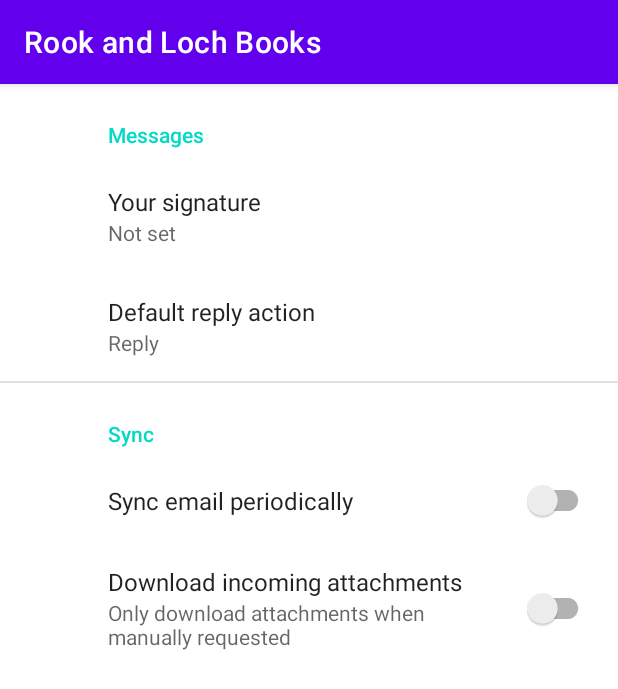
After one commit to BCDross/ISIT322-GroupProject, an Android app: the fragment SettingsFragment shown on its own in the app's theme, on a phone screen of 412 x 824 dp. The commit adds this screen. Shown: the top 689 px of the screen. Run offline under Robolectric (Android 15) with nearby library versions, the phone set to English and light mode, and no system bars; our stand-ins replace androidx.preference.

Commit message:
Added the remaining fragment templates. Will hook them up to other fragments soon.
Added remaining fragment templates. Added a setting fragment for a stretch goal, we can see about adding a dark mode toggle, or whatever else we can think of.

```diff
--- a/RookandLochBooks/app/build.gradle
+++ b/RookandLochBooks/app/build.gradle
@@ -42,6 +42,8 @@ dependencies {
     implementation 'androidx.navigation:navigation-fragment:2.3.5'
     implementation 'androidx.navigation:navigation-ui:2.3.5'
     implementation 'androidx.legacy:legacy-support-v4:1.0.0'
+    implementation 'androidx.recyclerview:recyclerview:1.2.0'
+    implementation 'androidx.preference:preference:1.1.1'
     testImplementation 'junit:junit:4.+'
     androidTestImplementation 'androidx.test.ext:junit:1.1.2'
     androidTestImplementation 'androidx.test.espresso:espresso-core:3.3.0'
--- a/RookandLochBooks/app/src/main/AndroidManifest.xml
+++ b/RookandLochBooks/app/src/main/AndroidManifest.xml
@@ -9,11 +9,6 @@
         android:roundIcon="@mipmap/ic_launcher_round"
         android:supportsRtl="true"
         android:theme="@style/Theme.RookAndLochBooks">
-        <activity android:name=".PrivacyActivity"></activity>
-        <activity android:name=".HelpActivity" />
-        <activity
-            android:name=".ui.login.LoginActivity"
-            android:label="@string/login" />
         <activity
             android:name=".data.ScrollingActivity"
             android:label="@string/title_activity_scrolling"
--- /dev/null
+++ b/RookandLochBooks/app/src/main/java/com/hfad/rookandlochbooks/ui/settings/SettingsFragment.java
@@ -0,0 +1,15 @@
+package com.hfad.rookandlochbooks.ui.settings;
+
+import android.os.Bundle;
+
+import androidx.preference.PreferenceFragmentCompat;
+
+import com.hfad.rookandlochbooks.R;
+
+public class SettingsFragment extends PreferenceFragmentCompat {
+
+    @Override
+    public void onCreatePreferences(Bundle savedInstanceState, String rootKey) {
+        setPreferencesFromResource(R.xml.root_preferences, rootKey);
+    }
+}
--- a/RookandLochBooks/app/src/main/res/layout/fragment_bookshelf.xml
+++ b/RookandLochBooks/app/src/main/res/layout/fragment_bookshelf.xml
@@ -8,6 +8,7 @@
     tools:context=".ui.bookshelf.BookshelfFragment">
 
     <TextView
+        android:id="@+id/text_bookshelf"
         android:text="Your BookShelf List"
         android:textSize="24sp"
         android:background="@color/blue"
--- /dev/null
+++ b/RookandLochBooks/app/src/main/res/values/arrays.xml
@@ -0,0 +1,12 @@
+<resources>
+    <!-- Reply Preference -->
+    <string-array name="reply_entries">
+        <item>Reply</item>
+        <item>Reply to all</item>
+    </string-array>
+
+    <string-array name="reply_values">
+        <item>reply</item>
+        <item>reply_all</item>
+    </string-array>
+</resources>
--- a/RookandLochBooks/app/src/main/res/values/dimens.xml
+++ b/RookandLochBooks/app/src/main/res/values/dimens.xml
@@ -13,5 +13,8 @@
     <dimen name="font_large">18sp</dimen>
     <dimen name="font_normal">15sp</dimen>
     <dimen name="font_small">12sp</dimen>
+    <!-- Default screen margins, per the Android Design guidelines. -->
+    <dimen name="fragment_horizontal_margin">16dp</dimen>
+    <dimen name="fragment_vertical_margin">16dp</dimen>
 
 </resources>
--- a/RookandLochBooks/app/src/main/res/values/strings.xml
+++ b/RookandLochBooks/app/src/main/res/values/strings.xml
@@ -122,4 +122,18 @@
     <string name="hint_title">Enter Title Here</string>
     <string name="hint_author">Enter Author Here</string>
     <string name="hint_genre">Enter Genre Here</string>
+    <!-- Preference Titles -->
+    <string name="messages_header">Messages</string>
+    <string name="sync_header">Sync</string>
+
+    <!-- Messages Preferences -->
+    <string name="signature_title">Your signature</string>
+    <string name="reply_title">Default reply action</string>
+
+    <!-- Sync Preferences -->
+    <string name="sync_title">Sync email periodically</string>
+    <string name="attachment_title">Download incoming attachments</string>
+    <string name="attachment_summary_on">Automatically download attachments for incoming emails
+    </string>
+    <string name="attachment_summary_off">Only download attachments when manually requested</string>
 </resources>
--- /dev/null
+++ b/RookandLochBooks/app/src/main/res/xml/root_preferences.xml
@@ -0,0 +1,35 @@
+<PreferenceScreen xmlns:app="http://schemas.android.com/apk/res-auto">
+
+    <PreferenceCategory app:title="@string/messages_header">
+
+        <EditTextPreference
+            app:key="signature"
+            app:title="@string/signature_title"
+            app:useSimpleSummaryProvider="true" />
+
+        <ListPreference
+            app:defaultValue="reply"
+            app:entries="@array/reply_entries"
+            app:entryValues="@array/reply_values"
+            app:key="reply"
+            app:title="@string/reply_title"
+            app:useSimpleSummaryProvider="true" />
+
+    </PreferenceCategory>
+
+    <PreferenceCategory app:title="@string/sync_header">
+
+        <SwitchPreferenceCompat
+            app:key="sync"
+            app:title="@string/sync_title" />
+
+        <SwitchPreferenceCompat
+            app:dependency="sync"
+            app:key="attachment"
+            app:summaryOff="@string/attachment_summary_off"
+            app:summaryOn="@string/attachment_summary_on"
+            app:title="@string/attachment_title" />
+
+    </PreferenceCategory>
+
+</PreferenceScreen>
```
Also changed, not shown: RookandLochBooks/app/src/main/java/com/hfad/rookandlochbooks/placeholder/PlaceholderContent.java (added, +72 -0 lines), RookandLochBooks/app/src/main/java/com/hfad/rookandlochbooks/ui/login/LoginFragment.java (renamed from RookandLochBooks/app/src/main/java/com/hfad/rookandlochbooks/ui/login/LoginActivity.java, +44 -25 lines), RookandLochBooks/app/src/main/java/com/hfad/rookandlochbooks/ui/review/BookDetailsFragment.java (added, +23 -0 lines), RookandLochBooks/app/src/main/java/com/hfad/rookandlochbooks/ui/review/CreateReviewFragment.java (added, +66 -0 lines), RookandLochBooks/app/src/main/java/com/hfad/rookandlochbooks/ui/search/BookListFragment.java (added, +72 -0 lines), RookandLochBooks/app/src/main/java/com/hfad/rookandlochbooks/ui/search/MyBookListRecyclerViewAdapter.java (added, +61 -0 lines), RookandLochBooks/app/src/main/res/layout/fragment_book_details.xml (added, +13 -0 lines), RookandLochBooks/app/src/main/res/layout/fragment_booklist.xml (added, +20 -0 lines), RookandLochBooks/app/src/main/res/layout/fragment_booklist_list.xml (added, +13 -0 lines), RookandLochBooks/app/src/main/res/layout/fragment_create_review.xml (added, +14 -0 lines), RookandLochBooks/app/src/main/res/layout/fragment_login.xml (renamed from RookandLochBooks/app/src/main/res/layout/activity_login.xml, +5 -5 lines).
